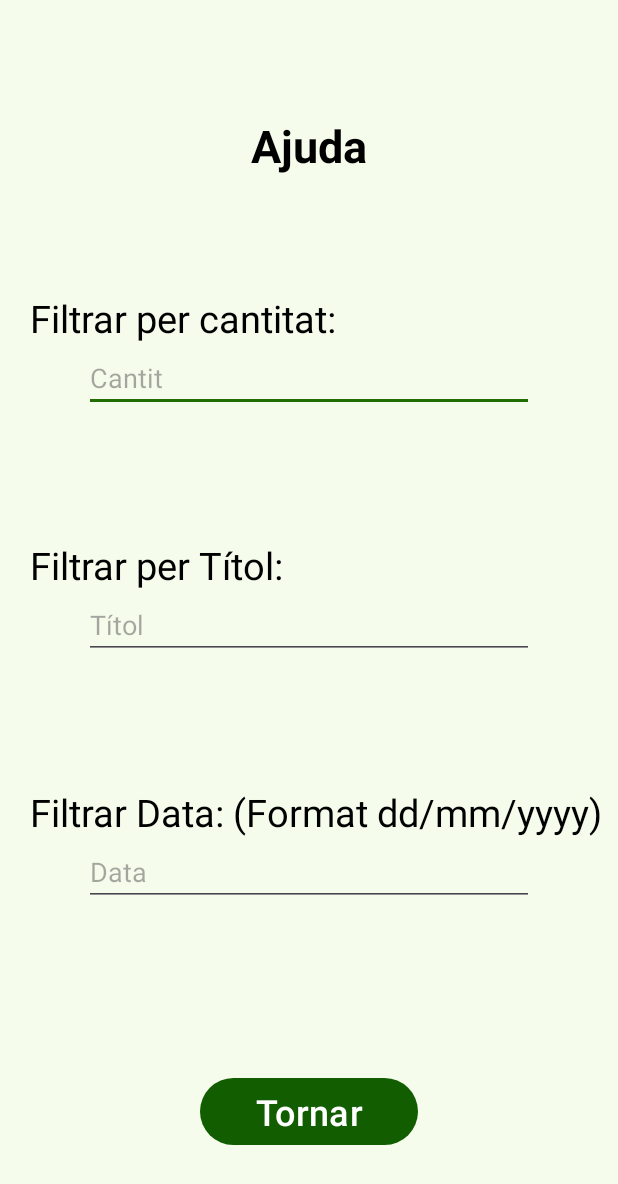
After one commit to Snr1s3/M7-Geeco-in, an Android app: the Filtres screen opened directly, with no data from a screen before it, on a phone screen of 412 x 824 dp. The commit adds this screen. Shown: the top 1184 px of the screen. Run offline under Robolectric (Android 15) with nearby library versions, the phone set to English and light mode, and no system bars.

Commit message:
recylced view

```diff
--- a/app/src/main/AndroidManifest.xml
+++ b/app/src/main/AndroidManifest.xml
@@ -12,6 +12,12 @@
         android:supportsRtl="true"
         android:theme="@style/AppTheme"
         tools:targetApi="31">
+        <activity
+            android:name=".Filtres"
+            android:exported="false" />
+        <activity
+            android:name=".Ajuda"
+            android:exported="false" />
         <activity
             android:name=".LlistaIngressos"
             android:exported="false" />
--- /dev/null
+++ b/app/src/main/java/com/example/m7_geeco_in/Filtres.kt
@@ -0,0 +1,20 @@
+package com.example.m7_geeco_in
+
+import android.os.Bundle
+import androidx.activity.enableEdgeToEdge
+import androidx.appcompat.app.AppCompatActivity
+import androidx.core.view.ViewCompat
+import androidx.core.view.WindowInsetsCompat
+
+class Filtres : AppCompatActivity() {
+    override fun onCreate(savedInstanceState: Bundle?) {
+        super.onCreate(savedInstanceState)
+        enableEdgeToEdge()
+        setContentView(R.layout.activity_filtres)
+        ViewCompat.setOnApplyWindowInsetsListener(findViewById(R.id.main)) { v, insets ->
+            val systemBars = insets.getInsets(WindowInsetsCompat.Type.systemBars())
+            v.setPadding(systemBars.left, systemBars.top, systemBars.right, systemBars.bottom)
+            insets
+        }
+    }
+}
--- a/app/src/main/java/com/example/m7_geeco_in/LlistaIngressos.kt
+++ b/app/src/main/java/com/example/m7_geeco_in/LlistaIngressos.kt
@@ -15,7 +15,7 @@ class LlistaIngressos : AppCompatActivity() {
         val recyclerview = findViewById<RecyclerView>(R.id.recycler1)
         recyclerview.layoutManager = LinearLayoutManager(this)
         val data = ArrayList<ItemsView>()
-        for (i in 1..10) {
+        for (i in 1..10000) {
             data.add(ItemsView(R.drawable.money, "Item $i"))
         }
         val adapter = CustomAdapter(data)
--- /dev/null
+++ b/app/src/main/res/layout/activity_filtres.xml
@@ -0,0 +1,131 @@
+<?xml version="1.0" encoding="utf-8"?>
+<androidx.constraintlayout.widget.ConstraintLayout xmlns:android="http://schemas.android.com/apk/res/android"
+    xmlns:app="http://schemas.android.com/apk/res-auto"
+    xmlns:tools="http://schemas.android.com/tools"
+    android:id="@+id/main"
+    android:layout_width="match_parent"
+    android:layout_height="match_parent"
+    tools:context=".Filtres">
+    <LinearLayout
+        android:layout_width="match_parent"
+        android:layout_height="match_parent"
+        android:baselineAligned="false"
+        android:orientation="vertical">
+
+        <LinearLayout
+            android:layout_width="match_parent"
+            android:layout_height="0dp"
+            android:layout_weight="1"
+            android:gravity="center"
+            android:orientation="vertical">
+
+            <TextView
+                android:id="@+id/t1"
+                android:layout_width="wrap_content"
+                android:layout_height="wrap_content"
+                android:layout_marginTop="30dp"
+                android:text="Ajuda"
+                android:textSize="30sp"
+                android:textColor="@android:color/black"
+                android:textStyle="bold" />
+        </LinearLayout>
+
+        <LinearLayout
+            android:layout_width="match_parent"
+            android:layout_height="0dp"
+            android:layout_weight="1"
+            android:gravity="center_horizontal"
+            android:orientation="vertical">
+
+            <TextView
+                android:id="@+id/t2"
+                android:layout_width="match_parent"
+                android:layout_height="wrap_content"
+                android:layout_marginTop="30dp"
+                android:paddingStart="20dp"
+                android:text="Filtrar per cantitat:"
+                android:textColor="@android:color/black"
+                android:textSize="25sp" />
+
+            <EditText
+                android:id="@+id/editTextText"
+                android:layout_width="300dp"
+                android:layout_height="wrap_content"
+                android:ems="10"
+                android:inputType="text"
+                android:hint="Cantit" />
+
+
+        </LinearLayout>
+
+        <LinearLayout
+            android:layout_width="match_parent"
+            android:layout_height="0dp"
+            android:layout_weight="1"
+            android:gravity="center_horizontal"
+            android:orientation="vertical">
+
+            <TextView
+                android:id="@+id/t3"
+                android:layout_width="match_parent"
+                android:layout_height="wrap_content"
+                android:layout_marginTop="30dp"
+                android:paddingStart="20dp"
+                android:text="Filtrar per Títol:"
+                android:textColor="@android:color/black"
+                android:textSize="25sp" />
+
+            <EditText
+                android:id="@+id/editTextText2"
+                android:layout_width="300dp"
+                android:layout_height="wrap_content"
+                android:ems="10"
+                android:inputType="text"
+                android:hint="Títol" />
+
+        </LinearLayout>
+
+        <LinearLayout
+            android:layout_width="match_parent"
+            android:layout_height="0dp"
+            android:layout_weight="1"
+            android:gravity="center_horizontal"
+            android:orientation="vertical">
+
+            <TextView
+                android:id="@+id/t4"
+                android:layout_width="match_parent"
+                android:layout_height="wrap_content"
+                android:layout_marginTop="30dp"
+                android:paddingStart="20dp"
+                android:text="Filtrar Data: (Format dd/mm/yyyy)"
+                android:textColor="@android:color/black"
+                android:textSize="25sp" />
+
+            <EditText
+                android:id="@+id/editTextText3"
+                android:layout_width="300dp"
+                android:layout_height="wrap_content"
+                android:ems="10"
+                android:inputType="text"
+                android:hint="Data" />
+
+        </LinearLayout>
+
+        <LinearLayout
+            android:layout_width="match_parent"
+            android:layout_height="0dp"
+            android:layout_weight="1"
+            android:gravity="center"
+            android:orientation="vertical">
+
+            <Button
+                android:id="@+id/button2"
+                android:layout_width="145dp"
+                android:layout_height="wrap_content"
+                android:text="Tornar"
+                android:textSize="24dp" />
+
+        </LinearLayout>
+    </LinearLayout>
+</androidx.constraintlayout.widget.ConstraintLayout>
```
Also changed, not shown: app/src/main/java/com/example/m7_geeco_in/Ajuda.kt (added, +20 -0 lines), app/src/main/res/layout/activity_ajuda.xml (added, +122 -0 lines), app/src/main/res/layout/activity_llista_ingressos.xml (+19 -6 lines), app/src/main/res/layout/item_layout.xml (+7 -3 lines), 1 other file.
